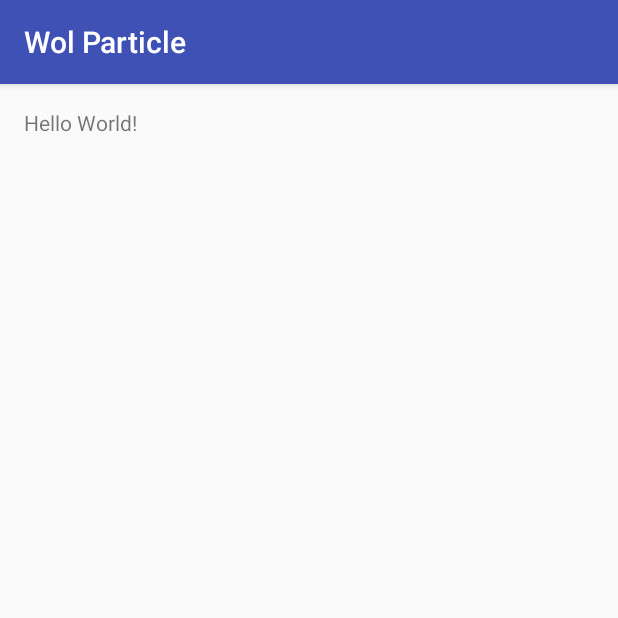
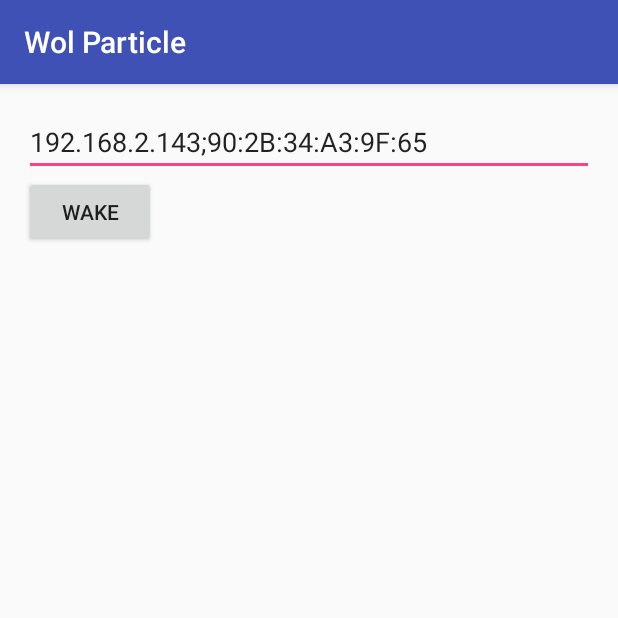
Before and after one commit to tajchert/ParticleWOLServer, an Android app: the screen it shows after launch (MainActivity), on a phone screen of 412 x 824 dp, the top half of it. Run offline under Robolectric (Android 15) with nearby library versions, the phone set to English and light mode, and no system bars; our stand-ins replace ButterKnife; libraries missing offline, so code that uses them is left out: com.squareup.okhttp; 2 statements that could not run were skipped.

Commit message:
Working sending POST with WOL.

```diff
--- a/app/src/main/java/pl/tajchert/wol/particleServer/MainActivity.java
+++ b/app/src/main/java/pl/tajchert/wol/particleServer/MainActivity.java
@@ -3,39 +3,63 @@ package pl.tajchert.wol.particleServer;
 import android.os.Bundle;
 import android.support.v7.app.AppCompatActivity;
 import android.util.Log;
+import android.widget.EditText;
+import android.widget.Toast;
 
 import com.squareup.okhttp.MediaType;
 import com.squareup.okhttp.RequestBody;
 
+import butterknife.Bind;
+import butterknife.ButterKnife;
+import butterknife.OnClick;
 import retrofit.Call;
 import retrofit.Callback;
+import retrofit.GsonConverterFactory;
 import retrofit.Response;
 import retrofit.Retrofit;
 
 public class MainActivity extends AppCompatActivity {
     public static final String TAG = MainActivity.class.getCanonicalName();
+    @Bind(R.id.editAddress)
+    EditText editAddress;
 
     @Override
     protected void onCreate(Bundle savedInstanceState) {
         super.onCreate(savedInstanceState);
         setContentView(R.layout.activity_main);
+        ButterKnife.bind(this);
+        editAddress.setText("192.168.2.143;90:2B:34:A3:9F:65");
     }
 
-    @Override
-    protected void onResume() {
-        super.onResume();
-        String strRequestBody = "192.168.100.100;00:0a:95:9d:68:16";
-        RequestBody requestBody = RequestBody.create(MediaType.parse("text/plain"),strRequestBody);
-        Call<ParticleResponse> wakeOnLanHost = AppParticle.particleApiService.wakeOnLanHost("", "", requestBody);
+    @OnClick(R.id.buttonWOL)
+    public void pressButtonWOL() {
+        if(editAddress != null && editAddress.getText().toString().contains(";")) {
+            sendWOL(editAddress.getText().toString());
+        }
+    }
+
+
+    public void sendWOL(String address) {
+
+        Retrofit retrofit = new Retrofit.Builder()
+                .baseUrl("https://api.particle.io/v1/")
+                .addConverterFactory(GsonConverterFactory.create())
+                .build();
+
+        ParticleApiService particleApiService = retrofit.create(ParticleApiService.class);
+        RequestBody requestBody = RequestBody.create(MediaType.parse("text/plain"), address);
+        Call<ParticleResponse> wakeOnLanHost = particleApiService.wakeOnLanHost("", "", requestBody);
         wakeOnLanHost.enqueue(new Callback<ParticleResponse>() {
             @Override
             public void onResponse(Response<ParticleResponse> response, Retrofit retrofit) {
                 Log.d(TAG, "onResponse: ");
+                Toast.makeText(MainActivity.this, "Response: " + response.code() +", val: " + response.body().returnValue, Toast.LENGTH_SHORT).show();
             }
 
             @Override
             public void onFailure(Throwable t) {
                 Log.d(TAG, "onFailure: ");
+                Toast.makeText(MainActivity.this, "Failure: " + t.getLocalizedMessage(), Toast.LENGTH_SHORT).show();
             }
         });
     }
--- a/app/src/main/res/layout/activity_main.xml
+++ b/app/src/main/res/layout/activity_main.xml
@@ -7,10 +7,20 @@
     android:paddingLeft="@dimen/activity_horizontal_margin"
     android:paddingRight="@dimen/activity_horizontal_margin"
     android:paddingTop="@dimen/activity_vertical_margin"
+    android:gravity="center_horizontal"
     tools:context="pl.tajchert.wol.particleServer.MainActivity">
 
-    <TextView
+    <EditText
+        android:id="@+id/editAddress"
+        android:hint="IP;MAC"
+        android:layout_width="match_parent"
+        android:layout_height="wrap_content" />
+
+    <Button
+        android:id="@+id/buttonWOL"
         android:layout_width="wrap_content"
         android:layout_height="wrap_content"
-        android:text="Hello World!" />
+        android:layout_below="@+id/editAddress"
+        android:text="WAKE"/>
+
 </RelativeLayout>
```
